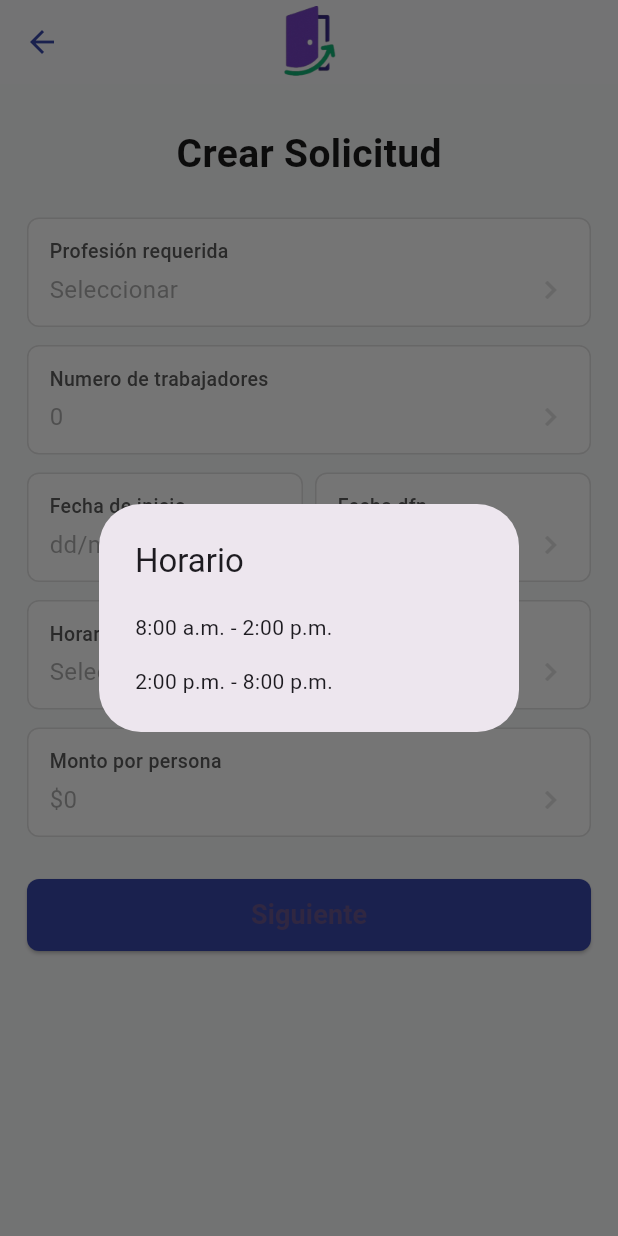
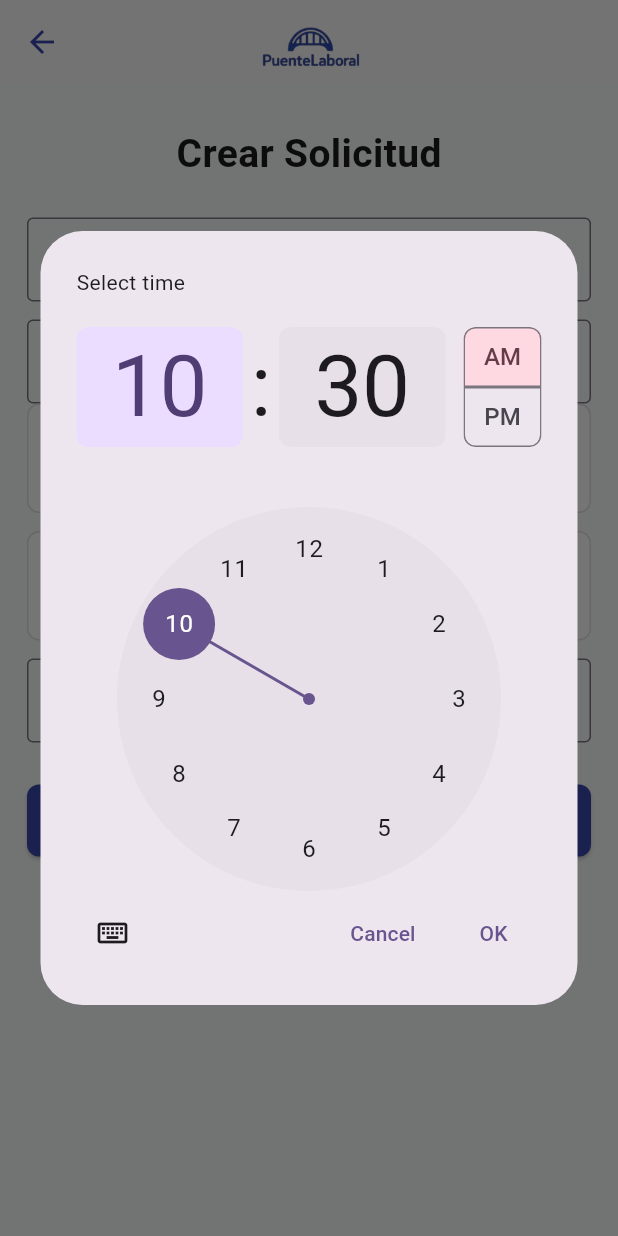
Before and after one commit to Edmont05/reinserta, a Flutter app: the RequestStep1Page screen opened directly, after a tap on "Horario", on a phone screen of 412 x 824 dp. Run offline on Flutter 3.47's test engine with Material 3 defaults, Android fonts, the light colour scheme and no system bars; drawn by our look-alikes of dropdown_search; our stand-ins replace cloud_firestore, firebase_core, flutter_gemini, pdf, printing; accounts and stored records are empty.

Commit message:
feat(employer): loading changes

```diff
--- a/lib/pages/employer/request_step1_page.dart
+++ b/lib/pages/employer/request_step1_page.dart
@@ -1,4 +1,6 @@
 import 'package:flutter/material.dart';
+import 'package:flutter/services.dart';
+import 'package:dropdown_search/dropdown_search.dart';
 import '../../theme/app_colors.dart';
 import 'request_step2_page.dart';
 
@@ -10,15 +12,21 @@ class RequestStep1Page extends StatefulWidget {
 }
 
 class _RequestStep1PageState extends State<RequestStep1Page> {
-  // Controllers y estados
   String profesion = '';
   String trabajadores = '';
   DateTime? fechaInicio;
   DateTime? fechaFin;
-  String horario = '';
+  TimeOfDay? horaInicio;
+  TimeOfDay? horaFin;
   String monto = '';
 
+  final montoController = TextEditingController();
   final _formKey = GlobalKey<FormState>();
+  final trabajadoresController = TextEditingController();
+
+  final decimalFormatter = FilteringTextInputFormatter.allow(
+    RegExp(r'^\d+\.?\d{0,2}'),
+  );
 
   Future<void> _pickDate(BuildContext context, bool isStart) async {
     final now = DateTime.now();
@@ -39,6 +47,20 @@ class _RequestStep1PageState extends State<RequestStep1Page> {
     }
   }
 
+  Future<void> _pickTimeRange() async {
+    final start = await showTimePicker(
+      context: context,
+      initialTime: TimeOfDay.now(),
+    );
+    if (start == null) return;
+    final end = await showTimePicker(context: context, initialTime: start);
+    if (end == null) return;
+    setState(() {
+      horaInicio = start;
+      horaFin = end;
+    });
+  }
+
   @override
   Widget build(BuildContext context) {
     return Scaffold(
@@ -47,10 +69,7 @@ class _RequestStep1PageState extends State<RequestStep1Page> {
         elevation: 0.5,
         iconTheme: IconThemeData(color: AppColors.primary),
         centerTitle: true,
-        title: Image.asset(
-          'img/logo.png',
-          height: 48,
-        ),
+        title: Image.asset('img/logo.png', height: 48),
       ),
       backgroundColor: AppColors.background,
       body: SafeArea(
@@ -72,44 +91,42 @@ class _RequestStep1PageState extends State<RequestStep1Page> {
                   ),
                 ),
                 const SizedBox(height: 24),
-                _EntryCard(
-                  label: 'Profesión requerida',
-                  value: profesion,
-                  onTap: () async {
-                    final result = await showDialog<String>(
-                      context: context,
-                      builder: (ctx) => _PickerDialog(
-                        title: "Selecciona profesión",
-                        options: const ["Agricultor", "Obrero", "Ayudante"],
-                      ),
-                    );
-                    if (result != null) setState(() => profesion = result);
-                  },
-                  placeholder: 'Seleccionar',
+
+                /// Profesión con DropdownSearch
+                DropdownSearch<String>(
+                  items: const ["Agricultor", "Obrero", "Ayudante"],
+                  selectedItem: profesion.isEmpty ? null : profesion,
+                  popupProps: const PopupProps.menu(showSearchBox: true),
+                  dropdownDecoratorProps: DropDownDecoratorProps(
+                    dropdownSearchDecoration: InputDecoration(
+                      labelText: "Profesión requerida",
+                      border: OutlineInputBorder(),
+                    ),
+                  ),
+                  onChanged: (value) => setState(() => profesion = value ?? ''),
                 ),
                 const SizedBox(height: 12),
-                _EntryCard(
-                  label: 'Numero de trabajadores',
-                  value: trabajadores,
-                  onTap: () async {
-                    final result = await showDialog<String>(
-                      context: context,
-                      builder: (ctx) => _PickerDialog(
-                        title: "Cantidad de trabajadores",
-                        options: List.generate(20, (i) => '${i + 1}'),
-                      ),
-                    );
-                    if (result != null) setState(() => trabajadores = result);
-                  },
-                  placeholder: '0',
+
+                /// Número de trabajadores (igual)
+                TextFormField(
+                  controller: trabajadoresController,
+                  keyboardType: TextInputType.number,
+                  inputFormatters: [FilteringTextInputFormatter.digitsOnly],
+                  decoration: const InputDecoration(
+                    labelText: 'Número de trabajadores',
+                    border: OutlineInputBorder(),
+                  ),
+                  onChanged: (val) => setState(() => trabajadores = val),
                 ),
-                const SizedBox(height: 12),
+
+                /// Fechas
                 Row(
                   children: [
                     Expanded(
                       child: _EntryCard(
                         label: 'Fecha de inicio',
-                        value: fechaInicio != null
+                        value:
+                        fechaInicio != null
                             ? "${fechaInicio!.day.toString().padLeft(2, '0')}/${fechaInicio!.month.toString().padLeft(2, '0')}/${fechaInicio!.year}"
                             : '',
                         onTap: () => _pickDate(context, true),
@@ -119,8 +136,9 @@ class _RequestStep1PageState extends State<RequestStep1Page> {
                     const SizedBox(width: 8),
                     Expanded(
                       child: _EntryCard(
-                        label: 'Fecha dfn',
-                        value: fechaFin != null
+                        label: 'Fecha fin',
+                        value:
+                        fechaFin != null
                             ? "${fechaFin!.day.toString().padLeft(2, '0')}/${fechaFin!.month.toString().padLeft(2, '0')}/${fechaFin!.year}"
                             : '',
                         onTap: () => _pickDate(context, false),
@@ -130,41 +148,35 @@ class _RequestStep1PageState extends State<RequestStep1Page> {
                   ],
                 ),
                 const SizedBox(height: 12),
+
+                /// Horario con time pickers
                 _EntryCard(
                   label: 'Horario',
-                  value: horario,
-                  onTap: () async {
-                    final result = await showDialog<String>(
-                      context: context,
-                      builder: (ctx) => _PickerDialog(
-                        title: "Horario",
-                        options: const [
-                          "8:00 a.m. - 2:00 p.m.",
-                          "2:00 p.m. - 8:00 p.m.",
-                        ],
-                      ),
-                    );
-                    if (result != null) setState(() => horario = result);
-                  },
+                  value:
+                  (horaInicio != null && horaFin != null)
+                      ? '${horaInicio!.format(context)} - ${horaFin!.format(context)}'
+                      : '',
+                  onTap: _pickTimeRange,
                   placeholder: 'Seleccionar',
                 ),
                 const SizedBox(height: 12),
-                _EntryCard(
-                  label: 'Monto por persona',
-                  value: monto,
-                  onTap: () async {
-                    final result = await showDialog<String>(
-                      context: context,
-                      builder: (ctx) => _PickerDialog(
-                        title: "Monto por persona",
-                        options: const ["\$150", "\$200", "\$250"],
-                      ),
-                    );
-                    if (result != null) setState(() => monto = result);
-                  },
-                  placeholder: '\$0',
+
+                /// Monto como decimal input
+                TextFormField(
+                  controller: montoController,
+                  keyboardType: TextInputType.numberWithOptions(decimal: true),
+                  inputFormatters: [decimalFormatter],
+                  decoration: InputDecoration(
+                    labelText: "Monto por persona",
+                    border: OutlineInputBorder(),
+                    prefixText: "\$",
+                  ),
+                  onChanged: (val) => setState(() => monto = val),
                 ),
+
                 const SizedBox(height: 28),
+
+                /// Botón Siguiente
                 SizedBox(
                   width: double.infinity,
                   height: 48,
@@ -180,22 +192,28 @@ class _RequestStep1PageState extends State<RequestStep1Page> {
                           trabajadores.isEmpty ||
                           fechaInicio == null ||
                           fechaFin == null ||
-                          horario.isEmpty ||
+                          horaInicio == null ||
+                          horaFin == null ||
                           monto.isEmpty) {
                         ScaffoldMessenger.of(context).showSnackBar(
-                          const SnackBar(content: Text('Completa todos los campos')),
+                          const SnackBar(
+                            content: Text('Completa todos los campos'),
+                          ),
                         );
                         return;
                       }
+
                       Navigator.push(
                         context,
                         MaterialPageRoute(
-                          builder: (context) => RequestStep2Page(
+                          builder:
+                              (context) => RequestStep2Page(
                             profesion: profesion,
                             trabajadores: trabajadores,
                             fechaInicio: fechaInicio!,
                             fechaFin: fechaFin!,
-                            horario: horario,
+                            horario:
+                            '${horaInicio!.format(context)} - ${horaFin!.format(context)}',
                             monto: monto,
                           ),
                         ),
@@ -203,7 +221,11 @@ class _RequestStep1PageState extends State<RequestStep1Page> {
                     },
                     child: const Text(
                       'Siguiente',
-                      style: TextStyle(fontWeight: FontWeight.bold, fontSize: 18),
+                      style: TextStyle(
+                        fontWeight: FontWeight.bold,
+                        fontSize: 18,
+                        color: Colors.white, // <-- blanco
+                      ),
                     ),
                   ),
                 ),
@@ -221,6 +243,7 @@ class _EntryCard extends StatelessWidget {
   final String value;
   final String placeholder;
   final VoidCallback onTap;
+
   const _EntryCard({
     required this.label,
     required this.value,
@@ -258,11 +281,15 @@ class _EntryCard extends StatelessWidget {
                   child: Text(
                     value.isNotEmpty ? value : placeholder,
                     style: TextStyle(
-                      color: value.isNotEmpty
+                      color:
+                      value.isNotEmpty
                           ? AppColors.textPrimary
                           : AppColors.textSecondary.withOpacity(0.5),
                       fontSize: 16,
-                      fontWeight: value.isNotEmpty ? FontWeight.bold : FontWeight.normal,
+                      fontWeight:
+                      value.isNotEmpty
+                          ? FontWeight.bold
+                          : FontWeight.normal,
                     ),
                   ),
                 ),
@@ -279,13 +306,15 @@ class _EntryCard extends StatelessWidget {
 class _PickerDialog extends StatelessWidget {
   final String title;
   final List<String> options;
+
   const _PickerDialog({required this.title, required this.options});
 
   @override
   Widget build(BuildContext context) {
     return SimpleDialog(
       title: Text(title),
-      children: options
+      children:
+      options
           .map(
             (o) => SimpleDialogOption(
           child: Text(o),
--- a/lib/pages/employer/request_summary_page.dart
+++ b/lib/pages/employer/request_summary_page.dart
@@ -10,6 +10,7 @@ class RequestSummaryPage extends StatelessWidget {
   final String monto;
   final String ubicacion;
   final String descripcion;
+
 
   const RequestSummaryPage({
     super.key,
--- a/pubspec.yaml
+++ b/pubspec.yaml
@@ -35,6 +35,9 @@ dependencies:
   pdf: ^3.10.7
   printing: ^5.12.0
   flutter_gemini: ^3.0.0
+  http: ^0.13.6
+  permission_handler: ^11.3.0
+  dropdown_search: ^5.0.6
   # The following adds the Cupertino Icons font to your application.
   # Use with the CupertinoIcons class for iOS style icons.
   cupertino_icons: ^1.0.8
```
Also changed, not shown: lib/services/firebase_services.dart (+56 -2 lines), img/logo.png, pubspec.lock, 2 other files.
